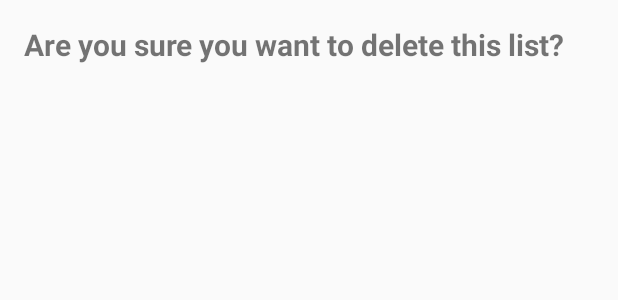
After one commit to marouf33/BeastShopping, an Android app: the layout dialog_delete_list.xml on its own in the app's theme, with its tools: preview values and no code run, on a phone screen of 412 x 824 dp. The commit adds this screen. Shown: the top 300 px of the screen. Run offline under Robolectric (Android 15) with nearby library versions, the phone set to English and light mode, and no system bars.

Commit message:
Add ability to delete shopping list

```diff
--- /dev/null
+++ b/app/src/main/res/layout/dialog_delete_list.xml
@@ -0,0 +1,18 @@
+<?xml version="1.0" encoding="utf-8"?>
+<FrameLayout
+    xmlns:android="http://schemas.android.com/apk/res/android"
+    android:layout_width="match_parent"
+    android:layout_height="match_parent"
+    android:paddingBottom="16dp"
+    android:paddingTop="16dp"
+    android:paddingRight="16dp"
+    android:paddingLeft="16dp">
+
+    <TextView
+        android:layout_width="wrap_content"
+        android:layout_height="wrap_content"
+        android:text="Are you sure you want to delete this list?"
+        android:textSize="20sp"
+        android:textStyle="bold"/>
+
+</FrameLayout>
--- a/app/src/main/res/layout/list_shopping_list.xml
+++ b/app/src/main/res/layout/list_shopping_list.xml
@@ -7,7 +7,8 @@
     android:paddingBottom="16dp"
     android:paddingTop="16dp"
     android:paddingRight="16dp"
-    android:paddingLeft="16dp">
+    android:paddingLeft="16dp"
+    android:background="@drawable/recycler_background">
 
     <TextView
         android:id="@+id/list_shopping_list_listName"
--- a/app/src/main/res/values/colors.xml
+++ b/app/src/main/res/values/colors.xml
@@ -5,4 +5,5 @@
     <color name="colorAccent">#AEAEAE</color>
     <color name="white">#FFFFFF</color>
     <color name="black">#000000</color>
+    <color name="list_item_pressed">#E3F2FD</color>
 </resources>
```
Also changed, not shown: app/src/main/java/com/maroufb/beastshopping/activities/MainActivity.java (+15 -1 lines), app/src/main/java/com/maroufb/beastshopping/dialog/DeleteListDialogFragment.java (added, +63 -0 lines), app/src/main/java/com/maroufb/beastshopping/live/LiveShoppingService.java (+7 -0 lines), app/src/main/java/com/maroufb/beastshopping/services/ShoppingListService.java (+14 -0 lines), app/src/main/res/drawable/recycler_background.xml (added, +11 -0 lines).
